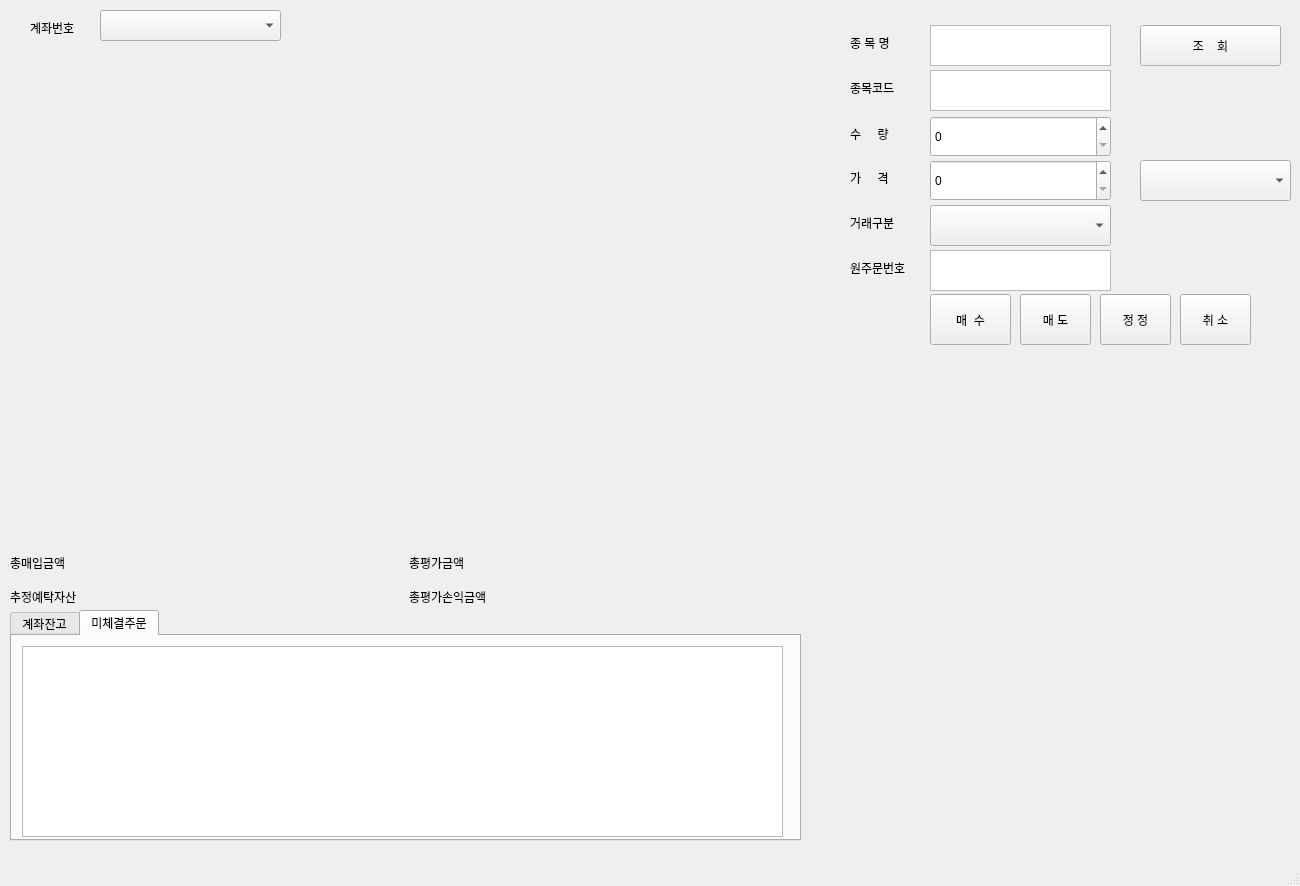
First picture: the form in main_window.ui, repository Pk-dev-git/MyTRbot, before the edit.
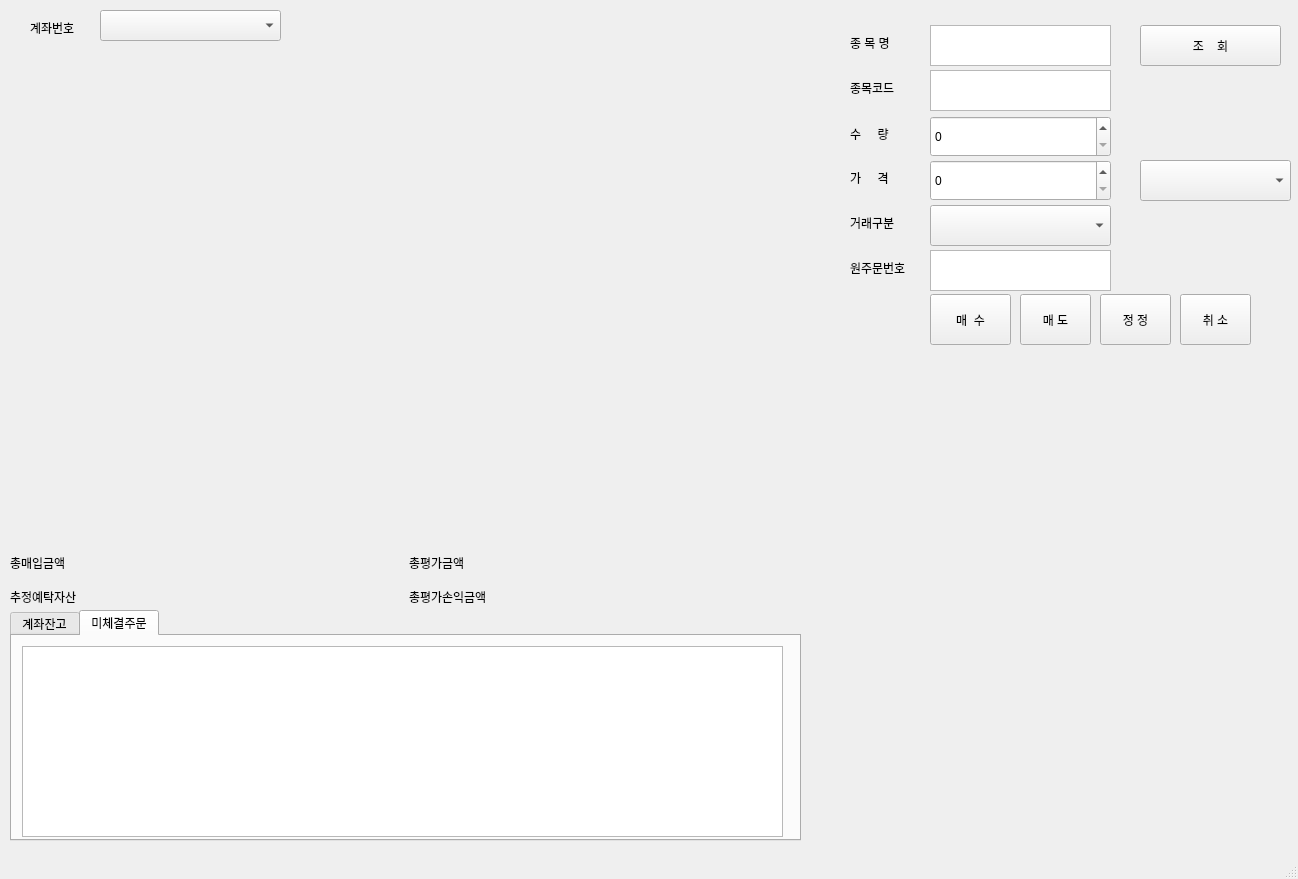
Second picture: the form after the edit.

Commit message: 7/30 - 접수 체결 시 테이블 적용 작업

```diff
--- a/main_window.ui
+++ b/main_window.ui
@@ -6,8 +6,8 @@
    <rect>
     <x>0</x>
     <y>0</y>
-    <width>1300</width>
-    <height>886</height>
+    <width>1298</width>
+    <height>879</height>
    </rect>
   </property>
   <property name="windowTitle">
```
Left out of the diff: 2 changed lines with no effect on the pictures. The commit also changes 1 other file.
